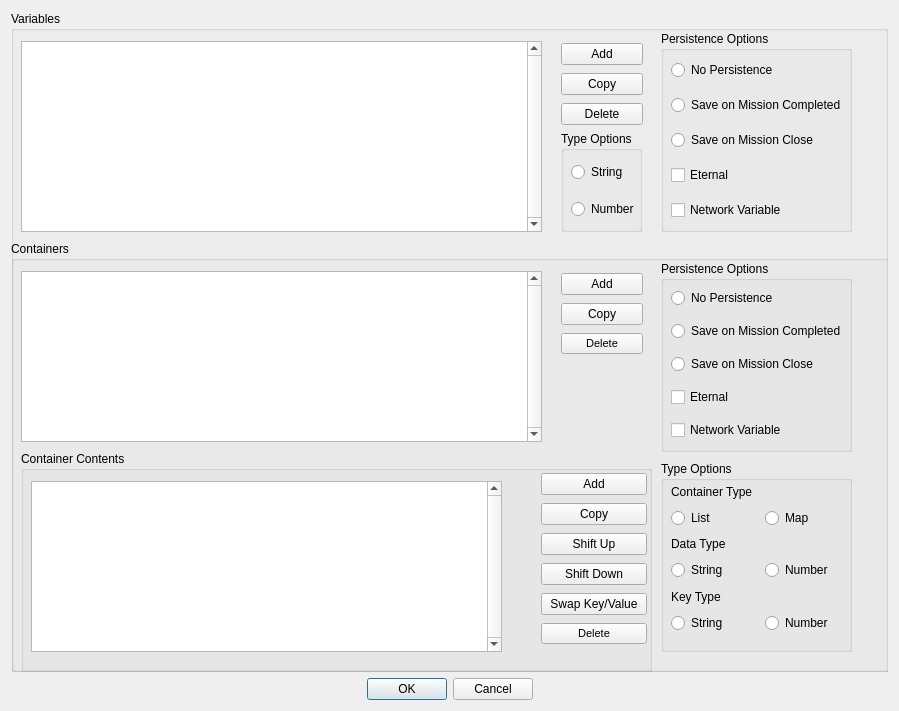
Old version of the form qtfred/ui/VariableDialog.ui in the repository scp-fs2open/fs2open.github.com.
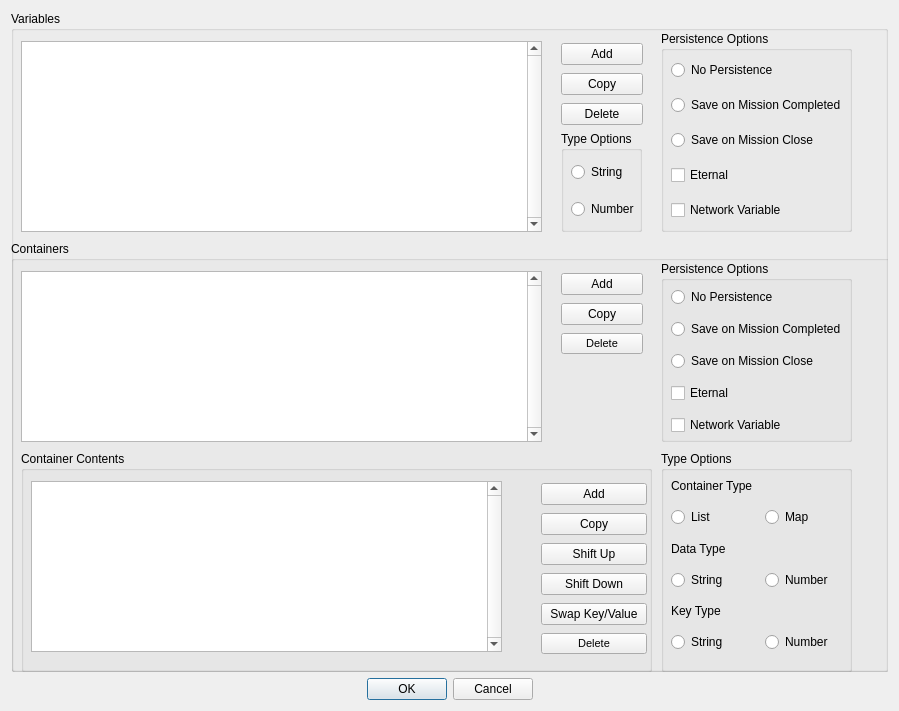
New version of the form.

Commit message:
Fix the Addition of variables by typing
And start adding container Items by typing.

```diff
--- a/qtfred/ui/VariableDialog.ui
+++ b/qtfred/ui/VariableDialog.ui
@@ -279,7 +279,7 @@
           <property name="geometry">
            <rect>
             <x>520</x>
-            <y>20</y>
+            <y>30</y>
             <width>106</width>
             <height>175</height>
            </rect>
@@ -379,7 +379,7 @@
            <x>650</x>
            <y>20</y>
            <width>191</width>
-           <height>191</height>
+           <height>181</height>
           </rect>
          </property>
          <property name="title">
@@ -391,7 +391,7 @@
             <x>10</x>
             <y>20</y>
             <width>181</width>
-            <height>171</height>
+            <height>161</height>
            </rect>
           </property>
           <layout class="QVBoxLayout" name="verticalLayout_9">
@@ -437,9 +437,9 @@
          <property name="geometry">
           <rect>
            <x>650</x>
-           <y>220</y>
+           <y>210</y>
            <width>191</width>
-           <height>191</height>
+           <height>221</height>
           </rect>
          </property>
          <property name="title">
@@ -451,7 +451,7 @@
             <x>10</x>
             <y>20</y>
             <width>181</width>
-            <height>152</height>
+            <height>181</height>
            </rect>
           </property>
           <layout class="QVBoxLayout" name="verticalLayout_10">
```
Left out of the diff: 35 changed lines with no effect on the pictures. The commit also changes 3 other files.
